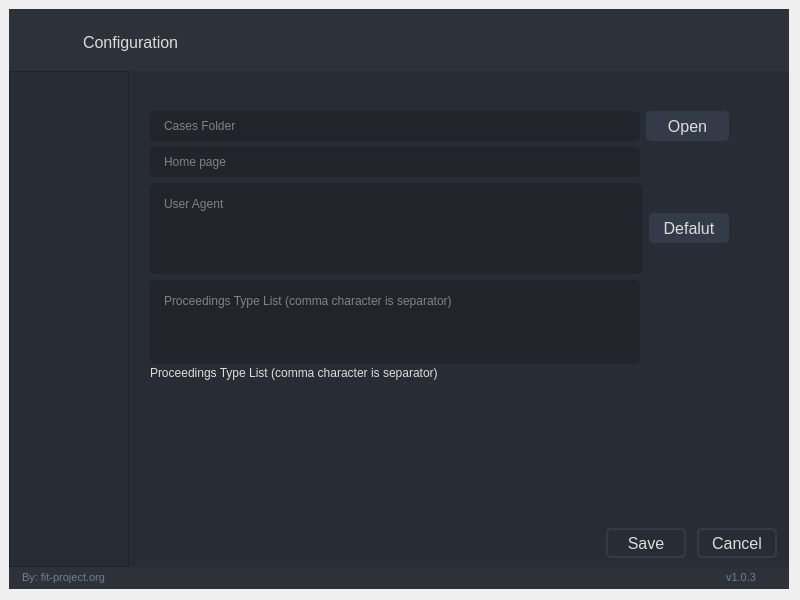
Above: ui/configuration/configuration.ui from fit-project/fit before the change. Below: the same form after it.
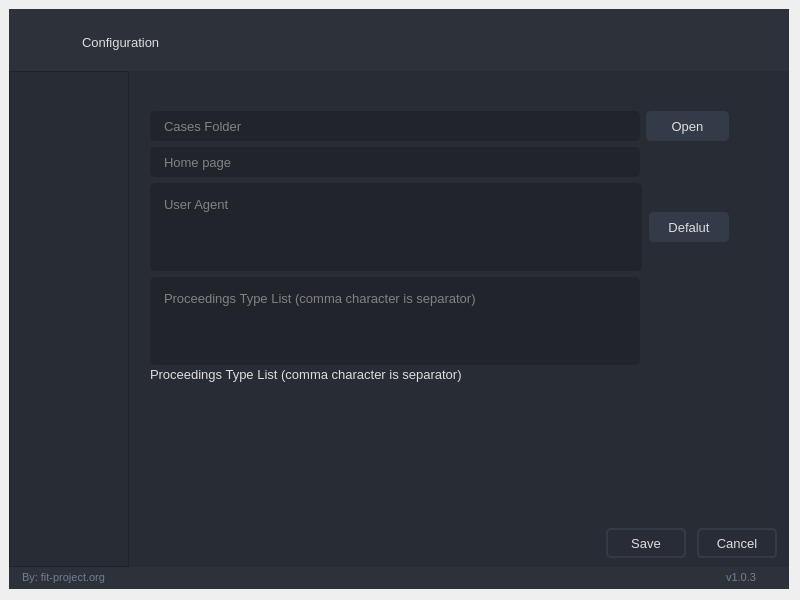
That is the form after the change. The open tabs and pages were chosen to show the change. Icons and pictures are not drawn.

Commit message: FIX wizard ui and refactoring configuration ui

```diff
--- a/ui/configuration/configuration.ui
+++ b/ui/configuration/configuration.ui
@@ -1,7 +1,7 @@
 <?xml version="1.0" encoding="UTF-8"?>
 <ui version="4.0">
- <class>Dialog</class>
- <widget class="QDialog" name="Dialog">
+ <class>fit_configuration</class>
+ <widget class="QDialog" name="fit_configuration">
   <property name="geometry">
    <rect>
     <x>0</x>
@@ -42,21 +42,12 @@
    </property>
    <property name="styleSheet">
     <string notr="true">
-
-/* /////////////////////////////////////////////////////////////////////////////////////////////////
-
-SET APP STYLESHEET - FULL STYLES HERE
-DARK THEME - DRACULA COLOR BASED
-
-///////////////////////////////////////////////////////////////////////////////////////////////// */
-
 QWidget{
 	color: rgb(221, 221, 221);
-	font: 12pt &quot;Segoe UI&quot;;
+	font: 13px;
 }
 
-/* /////////////////////////////////////////////////////////////////////////////////////////////////
-Tooltip */
+/* Tooltip */
 QToolTip {
 	color: #e06133;
 	background-color: rgba(33, 37, 43, 180);
@@ -71,217 +62,29 @@
 	margin: 0px;
 }
 
-/* /////////////////////////////////////////////////////////////////////////////////////////////////
-Left Menu */
-#leftMenuBg {	
-	background-color: rgb(33, 37, 43);
-}
-
-#titleLeftApp { font: 63 12pt &quot;Segoe UI Semibold&quot;; }
-#titleLeftDescription { font: 8pt &quot;Segoe UI&quot;; color: rgb(189, 147, 249); }
-#titleRightInfo { font: 63 12pt &quot;Segoe UI Semibold&quot;; }
-/* MENUS */
-#topMenu .QPushButton {	
-	background-position: left center;
-    background-repeat: no-repeat;
-	border: none;
-	border-left: 22px solid transparent;
-	background-color: transparent;
-	text-align: left;
-	padding-left: 44px;
-}
-#topMenu .QPushButton:hover {
-	background-color: rgb(40, 44, 52);
-}
-#topMenu .QPushButton:pressed {	
-	background-color: rgb(189, 147, 249);
-	color: rgb(255, 255, 255);
-}
-#bottomMenu .QPushButton {	
-	background-position: left center;
-    background-repeat: no-repeat;
-	border: none;
-	border-left: 20px solid transparent;
-	background-color:transparent;
-	text-align: left;
-	padding-left: 44px;
-}
-#bottomMenu .QPushButton:hover {
-	background-color: rgb(40, 44, 52);
-}
-#bottomMenu .QPushButton:pressed {	
-	background-color: rgb(189, 147, 249);
-	color: rgb(255, 255, 255);
-}
-#leftMenuFrame{
-	border-top: 3px solid rgb(44, 49, 58);
-}
-
-/* Toggle Button */
-#toggleButton {
-	background-position: left center;
-    background-repeat: no-repeat;
-	border: none;
-	border-left: 20px solid transparent;
-	background-color: rgb(37, 41, 48);
-	text-align: left;
-	padding-left: 44px;
-	color: rgb(113, 126, 149);
-}
-#toggleButton:hover {
-	background-color: rgb(40, 44, 52);
-}
-#toggleButton:pressed {
-	background-color: rgb(189, 147, 249);
-}
-
 /* Title Menu */
-#titleRightInfo { padding-left: 10px; }
+#title_right_info { font: 13px; }
+#title_right_info { padding-left: 10px; }
 
-
-/* /////////////////////////////////////////////////////////////////////////////////////////////////
-Extra Tab */
-#extraLeftBox {	
-	background-color: rgb(44, 49, 58);
-}
-#extraTopBg{	
-	background-color: rgb(189, 147, 249)
-}
-
-/* Icon */
-#extraIcon {
-	background-position: center;
-	background-repeat: no-repeat;
-	background-image: url(:/icons/images/icons/icon_settings.png);
-}
-
-/* Label */
-#extraLabel { color: rgb(255, 255, 255); }
-
-/* Btn Close */
-#extraCloseColumnBtn { background-color: rgba(255, 255, 255, 0); border: none;  border-radius: 5px; }
-#extraCloseColumnBtn:hover { background-color: rgb(196, 161, 249); border-style: solid; border-radius: 4px; }
-#extraCloseColumnBtn:pressed { background-color: rgb(180, 141, 238); border-style: solid; border-radius: 4px; }
-
-/* Extra Content */
-#extraContent{
-	border-top: 3px solid rgb(40, 44, 52);
-}
-
-/* Extra Top Menus */
-#extraTopMenu .QPushButton {
-background-position: left center;
-    background-repeat: no-repeat;
-	border: none;
-	border-left: 22px solid transparent;
-	background-color:transparent;
-	text-align: left;
-	padding-left: 44px;
-}
-#extraTopMenu .QPushButton:hover {
-	background-color: rgb(40, 44, 52);
-}
-#extraTopMenu .QPushButton:pressed {	
-	background-color: rgb(189, 147, 249);
-	color: rgb(255, 255, 255);
-}
-
-/* /////////////////////////////////////////////////////////////////////////////////////////////////
-Content App */
-#contentTopBg{	
+/* Content App */
+#content_top_bg{	
 	background-color: rgb(33, 37, 43);
 }
-#contentBottom{
+#content_bottom{
 	border-top: 3px solid rgb(44, 49, 58);
 }
 
 /* Top Buttons */
-#rightButtons .QPushButton { background-color: rgba(255, 255, 255, 0); border: none;  border-radius: 5px; }
-#rightButtons .QPushButton:hover { background-color: rgb(44, 49, 57); border-style: solid; border-radius: 4px; }
-#rightButtons .QPushButton:pressed { background-color: rgb(23, 26, 30); border-style: solid; border-radius: 4px; }
+#right_buttons_container .QPushButton { background-color: rgba(255, 255, 255, 0); border: none;  border-radius: 5px; }
+#right_buttons_container .QPushButton:hover { background-color: rgb(44, 49, 57); border-style: solid; border-radius: 4px; }
+#right_buttons_container .QPushButton:pressed { background-color: rgb(23, 26, 30); border-style: solid; border-radius: 4px; }
 
-#navigationButton .QPushButton {background-color: rgb(52, 59, 72); }
-#navigationButton .QPushButton:hover { background-color: rgb(44, 49, 57);}
-#navigationButton .QPushButton:pressed { background-color: rgb(44, 49, 57);}
-#navigationButton .QPushButton:disabled {background-color: rgb(52, 59, 72); color: rgba(255, 255, 255, 10%) }
-
-#logoCaseButton{background-color: rgb(52, 59, 72); }
-#logoCaseButton:hover { background-color: rgb(44, 49, 57);}
-#logoCaseButton:pressed { background-color: rgb(44, 49, 57);}
-#logoCaseButton:disabled {background-color: rgb(52, 59, 72); color: rgba(255, 255, 255, 10%) }
-
-
-/* Theme Settings */
-#extraRightBox { background-color: rgb(44, 49, 58); }
-#themeSettingsTopDetail { background-color: rgb(189, 147, 249); }
 
 /* Bottom Bar */
-#bottomBar { background-color: rgb(44, 49, 58); }
-#bottomBar QLabel { font-size: 11px; color: rgb(113, 126, 149); padding-left: 10px; padding-right: 10px; padding-bottom: 2px; }
+#bottom_bar { background-color: rgb(44, 49, 58); }
+#bottom_bar QLabel { font-size: 11px; color: rgb(113, 126, 149); padding-left: 10px; padding-right: 10px; padding-bottom: 2px; }
 
-/* CONTENT SETTINGS */
-/* MENUS */
-#contentSettings .QPushButton {	
-	background-position: left center;
-    background-repeat: no-repeat;
-	border: none;
-	border-left: 22px solid transparent;
-	background-color:transparent;
-	text-align: left;
-	padding-left: 44px;
-}
-#contentSettings .QPushButton:hover {
-	background-color: rgb(40, 44, 52);
-}
-#contentSettings .QPushButton:pressed {	
-	background-color: rgb(189, 147, 249);
-	color: rgb(255, 255, 255);
-}
-
-/* /////////////////////////////////////////////////////////////////////////////////////////////////
-QTableWidget */
-QTableWidget {	
-	background-color: transparent;
-	padding: 10px;
-	border-radius: 5px;
-	gridline-color: rgb(44, 49, 58);
-	border-bottom: 1px solid rgb(44, 49, 60);
-}
-QTableWidget::item{
-	border-color: rgb(44, 49, 60);
-	padding-left: 5px;
-	padding-right: 5px;
-	gridline-color: rgb(44, 49, 60);
-}
-QTableWidget::item:selected{
-	background-color: rgb(189, 147, 249);
-}
-QHeaderView::section{
-	background-color: rgb(33, 37, 43);
-	max-width: 30px;
-	border: 1px solid rgb(44, 49, 58);
-	border-style: none;
-    border-bottom: 1px solid rgb(44, 49, 60);
-    border-right: 1px solid rgb(44, 49, 60);
-}
-QTableWidget::horizontalHeader {	
-	background-color: rgb(33, 37, 43);
-}
-QHeaderView::section:horizontal
-{
-    border: 1px solid rgb(33, 37, 43);
-	background-color: rgb(33, 37, 43);
-	padding: 3px;
-	border-top-left-radius: 7px;
-    border-top-right-radius: 7px;
-}
-QHeaderView::section:vertical
-{
-    border: 1px solid rgb(44, 49, 60);
-}
-
-/* /////////////////////////////////////////////////////////////////////////////////////////////////
-LineEdit */
+/* LineEdit */
 QLineEdit {
 	background-color: rgb(33, 37, 43);
 	border-radius: 5px;
@@ -305,8 +108,7 @@
     color: rgba(255, 255, 255, 10%);
 }
 
-/* /////////////////////////////////////////////////////////////////////////////////////////////////
-PlainTextEdit */
+/* PlainTextEdit */
 QPlainTextEdit {
 	background-color: rgb(27, 29, 35);
 	border-radius: 5px;
@@ -327,8 +129,7 @@
 	border: 2px solid rgb(91, 101, 124);
 }
 
-/* /////////////////////////////////////////////////////////////////////////////////////////////////
-ScrollBars */
+/* ScrollBars */
 QScrollBar:horizontal {
     border: none;
     background: rgb(52, 59, 72);
@@ -405,8 +206,7 @@
      background: none;
  }
 
-/* /////////////////////////////////////////////////////////////////////////////////////////////////
-CheckBox */
+/* CheckBox */
 QCheckBox::indicator {
     border: 3px solid rgb(52, 59, 72);
 	width: 15px;
@@ -424,25 +224,7 @@
 	background-image: url(:/icons/cil-check-alt.png);
 }
 
-/* /////////////////////////////////////////////////////////////////////////////////////////////////
-RadioButton */
-QRadioButton::indicator {
-    border: 3px solid rgb(52, 59, 72);
-	width: 15px;
-	height: 15px;
-	border-radius: 10px;
-    background: rgb(44, 49, 60);
-}
-QRadioButton::indicator:hover {
-    border: 3px solid rgb(58, 66, 81);
-}
-QRadioButton::indicator:checked {
-    background: 3px solid rgb(94, 106, 130);
-	border: 3px solid rgb(52, 59, 72);	
-}
-
-/* /////////////////////////////////////////////////////////////////////////////////////////////////
-ComboBox */
+/* ComboBox */
 QComboBox{
 	background-color: rgb(33, 37, 43);
 	border-radius: 5px;
@@ -481,84 +263,17 @@
 }
 
 /* /////////////////////////////////////////////////////////////////////////////////////////////////
-Sliders */
-QSlider::groove:horizontal {
-    border-radius: 5px;
-    height: 10px;
-	margin: 0px;
-	background-color: rgb(52, 59, 72);
-}
-QSlider::groove:horizontal:hover {
-	background-color: rgb(55, 62, 76);
-}
-QSlider::handle:horizontal {
-    background-color: rgb(189, 147, 249);
-    border: none;
-    height: 10px;
-    width: 10px;
-    margin: 0px;
-	border-radius: 5px;
-}
-QSlider::handle:horizontal:hover {
-    background-color: rgb(195, 155, 255);
-}
-QSlider::handle:horizontal:pressed {
-    background-color: rgb(255, 121, 198);
-}
-
-QSlider::groove:vertical {
-    border-radius: 5px;
-    width: 10px;
-    margin: 0px;
-	background-color: rgb(52, 59, 72);
-}
-QSlider::groove:vertical:hover {
-	background-color: rgb(55, 62, 76);
-}
-QSlider::handle:vertical {
-    background-color: rgb(189, 147, 249);
-	border: none;
-    height: 10px;
-    width: 10px;
-    margin: 0px;
-	border-radius: 5px;
-}
-QSlider::handle:vertical:hover {
-    background-color: rgb(195, 155, 255);
-}
-QSlider::handle:vertical:pressed {
-    background-color: rgb(255, 121, 198);
-}
-
-/* /////////////////////////////////////////////////////////////////////////////////////////////////
-CommandLinkButton */
-QCommandLinkButton {	
-	color: rgb(255, 121, 198);
-	border-radius: 5px;
-	padding: 5px;
-	color: rgb(255, 170, 255);
-}
-QCommandLinkButton:hover {	
-	color: rgb(255, 170, 255);
-	background-color: rgb(44, 49, 60);
-}
-QCommandLinkButton:pressed {	
-	color: rgb(189, 147, 249);
-	background-color: rgb(52, 58, 71);
-}
-
-/* /////////////////////////////////////////////////////////////////////////////////////////////////
 Button */
-#pagesContainer QPushButton {
+#pages_container QPushButton {
 	border: 2px solid rgb(52, 59, 72);
 	border-radius: 5px;	
 	background-color: rgb(52, 59, 72);
 }
-#pagesContainer QPushButton:hover {
+#pages_container QPushButton:hover {
 	background-color: rgb(57, 65, 80);
 	border: 2px solid rgb(61, 70, 86);
 }
-#pagesContainer QPushButton:pressed {	
+#pages_container QPushButton:pressed {	
 	background-color: rgb(35, 40, 49);
 	border: 2px solid rgb(43, 50, 61);
 }</string>
@@ -580,7 +295,7 @@
      <number>10</number>
     </property>
     <item>
-     <widget class="QFrame" name="bgApp">
+     <widget class="QFrame" name="bg_app">
       <property name="styleSheet">
        <string notr="true">background-color: rgb(44, 49, 58);</string>
       </property>
@@ -595,7 +310,7 @@
         <number>0</number>
        </property>
        <item>
-        <widget class="QFrame" name="contentBox">
+        <widget class="QFrame" name="content_box">
          <property name="frameShape">
           <enum>QFrame::NoFrame</enum>
          </property>
@@ -619,7 +334,7 @@
            <number>0</number>
           </property>
           <item>
-           <widget class="QFrame" name="contentTopBg">
+           <widget class="QFrame" name="content_top_bg">
             <property name="minimumSize">
              <size>
               <width>0</width>
@@ -655,7 +370,7 @@
               <number>0</number>
              </property>
              <item>
-              <widget class="QFrame" name="topBarLeftBox">
+              <widget class="QFrame" name="left_box">
                <property name="sizePolicy">
                 <sizepolicy hsizetype="Expanding" vsizetype="Preferred">
                  <horstretch>0</horstretch>
@@ -685,7 +400,7 @@
                  <number>0</number>
                 </property>
                 <item>
-                 <widget class="QFrame" name="logoContainer">
+                 <widget class="QFrame" name="logo_container">
                   <property name="minimumSize">
                    <size>
                     <width>60</width>
@@ -712,7 +427,7 @@
                     <number>0</number>
                    </property>
                    <item>
-                    <widget class="QLabel" name="topLogo">
+                    <widget class="QLabel" name="top_logo">
                      <property name="minimumSize">
                       <size>
                        <width>42</width>
@@ -737,7 +452,7 @@
                  </widget>
                 </item>
                 <item>
-                 <widget class="QLabel" name="titleRightInfo">
+                 <widget class="QLabel" name="title_right_info">
                   <property name="sizePolicy">
                    <sizepolicy hsizetype="Preferred" vsizetype="Expanding">
                     <horstretch>0</horstretch>
@@ -750,18 +465,6 @@
                     <height>45</height>
                    </size>
                   </property>
-                  <property name="font">
-                   <font>
-                    <family>Segoe UI</family>
-                    <pointsize>12</pointsize>
-                    <weight>9</weight>
-                    <italic>false</italic>
-                    <bold>false</bold>
-                   </font>
-                  </property>
-                  <property name="styleSheet">
-                   <string notr="true">font: 75 12pt &quot;Segoe UI&quot;;</string>
-                  </property>
                   <property name="text">
                    <string>Configuration</string>
                   </property>
@@ -774,7 +477,7 @@
               </widget>
              </item>
              <item alignment="Qt::AlignRight">
-              <widget class="QFrame" name="rightButtons">
+              <widget class="QFrame" name="right_buttons_container">
                <property name="minimumSize">
                 <size>
                  <width>0</width>
@@ -804,7 +507,7 @@
                  <number>0</number>
                 </property>
                 <item>
-                 <widget class="QPushButton" name="minimizeButton">
+                 <widget class="QPushButton" name="minimize_button">
                   <property name="minimumSize">
                    <size>
                     <width>28</width>
@@ -839,7 +542,7 @@
                  </widget>
                 </item>
                 <item>
-                 <widget class="QPushButton" name="closeButton">
+                 <widget class="QPushButton" name="close_button">
                   <property name="minimumSize">
                    <size>
                     <width>28</width>
@@ -880,7 +583,7 @@
            </widget>
           </item>
           <item>
-           <widget class="QFrame" name="contentBottom">
+           <widget class="QFrame" name="content_bottom">
             <property name="frameShape">
              <enum>QFrame::NoFrame</enum>
             </property>
@@ -935,7 +638,7 @@
                  <number>0</number>
                 </property>
                 <item>
-                 <widget class="QFrame" name="LeftMenu">
+                 <widget class="QFrame" name="Left_menu">
                   <property name="minimumSize">
                    <size>
                     <width>0</width>
@@ -962,7 +665,7 @@
                     <number>0</number>
                    </property>
                    <item>
-                    <widget class="QTreeWidget" name="menuTabs">
+                    <widget class="QTreeWidget" name="menu_tabs">
                      <property name="sizeAdjustPolicy">
                       <enum>QAbstractScrollArea::AdjustToContents</enum>
                      </property>
@@ -986,7 +689,7 @@
                  </widget>
                 </item>
                 <item>
-                 <widget class="QFrame" name="pagesContainer">
+                 <widget class="QFrame" name="pages_container">
                   <property name="minimumSize">
                    <size>
                     <width>0</width>
@@ -1018,7 +721,7 @@
                       <string notr="true">background: transparent;</string>
                      </property>
                      <property name="currentIndex">
-                      <number>2</number>
+                      <number>0</number>
                      </property>
                      <widget class="QWidget" name="general">
                       <property name="maximumSize">
@@ -1160,15 +863,6 @@
                                   <height>16777215</height>
                                  </size>
                                 </property>
-                                <property name="font">
-                                 <font>
-                                  <family>Segoe UI</family>
-                                  <pointsize>12</pointsize>
-                                  <weight>50</weight>
-                                  <italic>false</italic>
-                                  <bold>false</bold>
-                                 </font>
-                                </property>
                                 <property name="cursor">
                                  <cursorShape>PointingHandCursor</cursorShape>
                                 </property>
@@ -1273,15 +967,6 @@
                                    <height>16777215</height>
                                   </size>
                                  </property>
-                                 <property name="font">
-                                  <font>
-                                   <family>Segoe UI</family>
-                                   <pointsize>12</pointsize>
-                                   <weight>50</weight>
-                                   <italic>false</italic>
-                                   <bold>false</bold>
-                                  </font>
-                                 </property>
                                  <property name="cursor">
                                   <cursorShape>PointingHandCursor</cursorShape>
                                  </property>
@@ -1343,7 +1028,7 @@
                             </layout>
                            </item>
                            <item>
-                            <spacer name="verticalSpacer">
+                            <spacer name="general_vertical_spacer">
                              <property name="orientation">
                               <enum>Qt::Vertical</enum>
                              </property>
@@ -1408,7 +1093,7 @@
                            <number>0</number>
                           </property>
                           <item>
-                           <widget class="QLabel" name="label">
+                           <widget class="QLabel" name="language_label">
                             <property name="text">
                              <string>Report Language</string>
                             </property>
@@ -1428,15 +1113,6 @@
                               <height>16777215</height>
                              </size>
                             </property>
-                            <property name="font">
-                             <font>
-                              <family>Segoe UI</family>
-                              <pointsize>12</pointsize>
-                              <weight>50</weight>
-                              <italic>false</italic>
-                              <bold>false</bold>
-                             </font>
-                            </property>
                             <property name="mouseTracking">
                              <bool>true</bool>
                             </property>
@@ -1467,7 +1143,7 @@
                            </widget>
                           </item>
                           <item>
-                           <spacer name="horizontalSpacer">
+                           <spacer name="language_horizontal_spacer">
                             <property name="orientation">
                              <enum>Qt::Horizontal</enum>
                             </property>
@@ -1482,7 +1158,7 @@
                          </layout>
                         </item>
                         <item>
-                         <spacer name="verticalSpacer_2">
+                         <spacer name="language_vertical_spacer">
                           <property name="orientation">
                            <enum>Qt::Vertical</enum>
                           </property>
@@ -1589,7 +1265,7 @@
                          </layout>
                         </item>
                         <item>
-                         <widget class="Line" name="line">
+                         <widget class="Line" name="nslookup_configuration_line">
                           <property name="orientation">
                            <enum>Qt::Horizontal</enum>
                           </property>
@@ -1778,7 +1454,7 @@
                                     <number>0</number>
                                    </property>
                                    <item>
-                                    <widget class="QLabel" name="label_9">
+                                    <widget class="QLabel" name="nslookup_configuration_label">
                                      <property name="minimumSize">
                                       <size>
                                        <width>0</width>
@@ -1856,7 +1532,7 @@
                          </layout>
                         </item>
                         <item>
-                         <spacer name="verticalSpacer_3">
+                         <spacer name="nslookup_configuration_vertical_spacer">
                           <property name="orientation">
                            <enum>Qt::Vertical</enum>
                           </property>
@@ -1910,7 +1586,7 @@
                            </widget>
                           </item>
                           <item>
-                           <spacer name="verticalSpacer_5">
+                           <spacer name="packet_capture_bottom_vertical_spacer">
                             <property name="orientation">
                              <enum>Qt::Vertical</enum>
                             </property>
@@ -1951,7 +1627,7 @@
                            </widget>
                           </item>
                           <item>
-                           <spacer name="verticalSpacer_4">
+                           <spacer name="packet_capture_top_vertical_spacer">
                             <property name="orientation">
                              <enum>Qt::Vertical</enum>
                             </property>
@@ -2067,7 +1743,7 @@
                                 <number>0</number>
                                </property>
                                <item>
-                                <widget class="QLabel" name="label_3">
+                                <widget class="QLabel" name="credentials_configuration_label">
                                  <property name="enabled">
                                   <bool>true</bool>
                                  </property>
@@ -2255,15 +1931,6 @@
                                  <height>16777215</height>
                                 </size>
                                </property>
-                               <property name="font">
-                                <font>
-                                 <family>Segoe UI</family>
-                                 <pointsize>12</pointsize>
-                                 <weight>50</weight>
-                                 <italic>false</italic>
-                                 <bold>false</bold>
-                                </font>
-                               </property>
                                <property name="cursor">
                                 <cursorShape>PointingHandCursor</cursorShape>
                                </property>
@@ -2363,15 +2030,6 @@
                                  <height>16777215</height>
                                 </size>
                                </property>
-                               <property name="font">
-                                <font>
-                                 <family>Segoe UI</family>
-                                 <pointsize>12</pointsize>
-                                 <weight>50</weight>
-                                 <italic>false</italic>
-                                 <bold>false</bold>
-                                </font>
-                               </property>
                                <property name="cursor">
                                 <cursorShape>PointingHandCursor</cursorShape>
                                </property>
@@ -2412,7 +2070,7 @@
                          </widget>
                         </item>
                         <item>
-                         <spacer name="verticalSpacer_6">
+                         <spacer name="pec_settings_vertical_spacer">
                           <property name="orientation">
                            <enum>Qt::Vertical</enum>
                           </property>
@@ -2466,7 +2124,7 @@
                            </widget>
                           </item>
                           <item>
-                           <spacer name="verticalSpacer_10">
+                           <spacer name="screen_recorder_top_vertical_spacer">
                             <property name="orientation">
                              <enum>Qt::Vertical</enum>
                             </property>
@@ -2498,7 +2156,7 @@
                            </widget>
                           </item>
                           <item>
-                           <spacer name="verticalSpacer_9">
+                           <spacer name="screen_recorder_bottom_vertical_spacer">
                             <property name="orientation">
                              <enum>Qt::Vertical</enum>
                             </property>
@@ -2695,7 +2353,7 @@
                          </widget>
                         </item>
                         <item>
-                         <spacer name="verticalSpacer_14">
+                         <spacer name="timestamp_vertical_spacer">
                           <property name="orientation">
                            <enum>Qt::Vertical</enum>
                           </property>
@@ -2734,7 +2392,7 @@
                        <number>0</number>
                       </property>
                       <item>
-                       <spacer name="leftSpacer">
+                       <spacer name="left_spacer">
                         <property name="orientation">
                          <enum>Qt::Horizontal</enum>
                         </property>
@@ -2757,15 +2415,6 @@
                           <height>30</height>
                          </size>
                         </property>
-                        <property name="font">
-                         <font>
-                          <family>Segoe UI</family>
-                          <pointsize>12</pointsize>
-                          <weight>50</weight>
-                          <italic>false</italic>
-                          <bold>false</bold>
-                         </font>
-                        </property>
                         <property name="cursor">
                          <cursorShape>PointingHandCursor</cursorShape>
                         </property>
@@ -2778,7 +2427,7 @@
                        </widget>
                       </item>
                       <item>
-                       <spacer name="betweenSpacer">
+                       <spacer name="between_spacer">
                         <property name="orientation">
                          <enum>Qt::Horizontal</enum>
                         </property>
@@ -2804,15 +2453,6 @@
                           <height>30</height>
                          </size>
                         </property>
-                        <property name="font">
-                         <font>
-                          <family>Segoe UI</family>
-                          <pointsize>12</pointsize>
-                          <weight>50</weight>
-                          <italic>false</italic>
-                          <bold>false</bold>
-                         </font>
-                        </property>
                         <property name="cursor">
                          <cursorShape>PointingHandCursor</cursorShape>
                         </property>
@@ -2837,7 +2477,7 @@
               </widget>
              </item>
              <item>
-              <widget class="QFrame" name="bottomBar">
+              <widget class="QFrame" name="bottom_bar">
                <property name="minimumSize">
                 <size>
                  <width>0</width>
@@ -2873,7 +2513,7 @@
                  <number>0</number>
                 </property>
                 <item>
-                 <widget class="QLabel" name="creditsLabel">
+                 <widget class="QLabel" name="credits_label">
                   <property name="maximumSize">
                    <size>
                     <width>16777215</width>
```
The commit also changes 2 other files.
